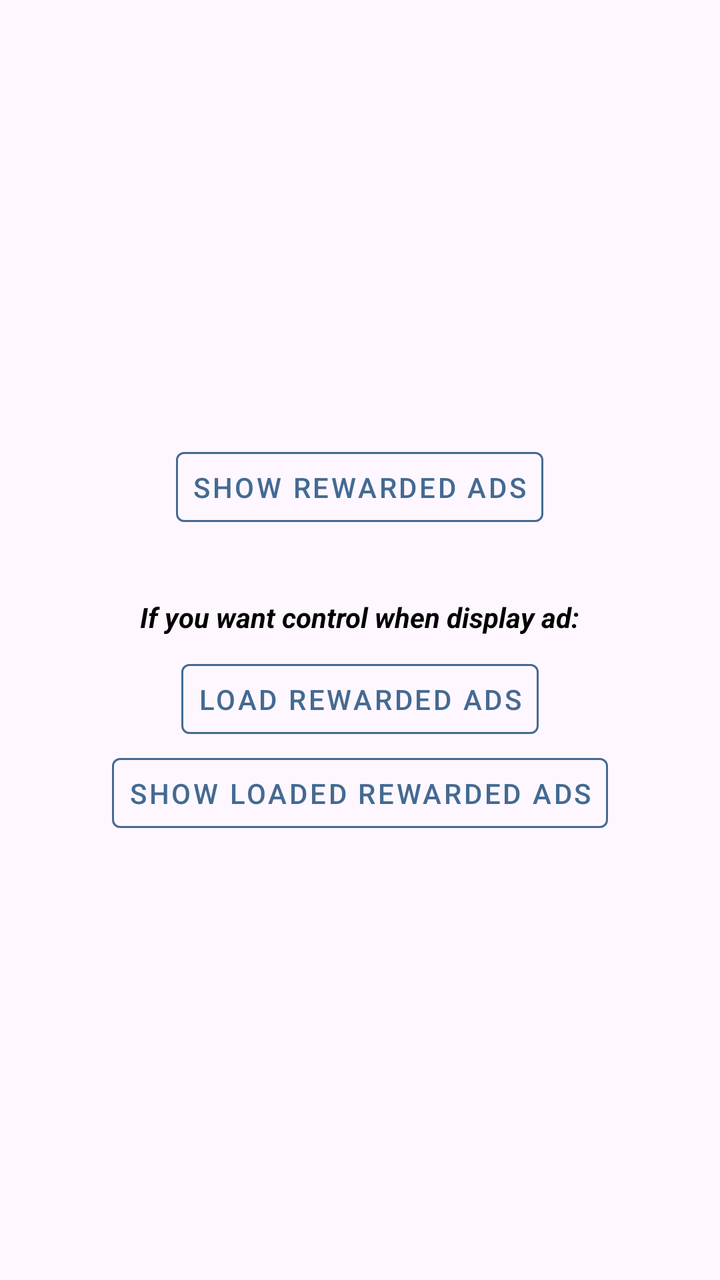
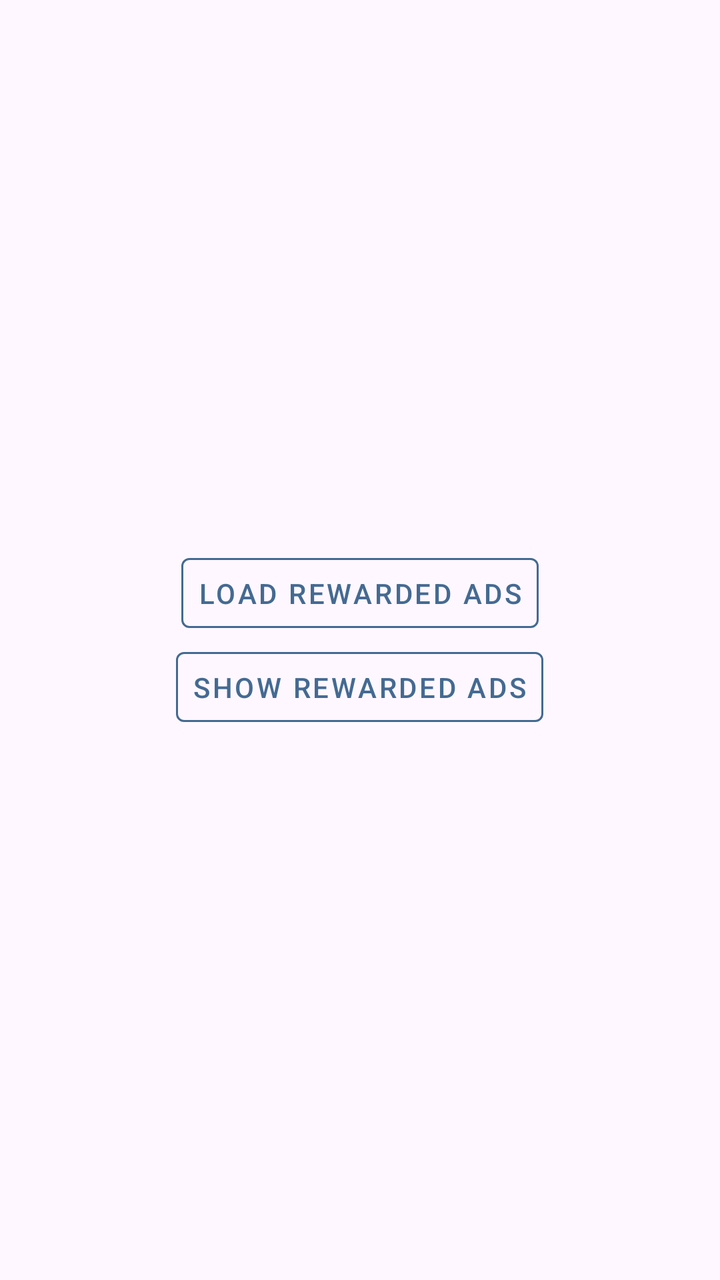

The first picture is an Android layout as it rendered before a commit; the second is the same layout after the commit. The layout source and the unified diff follow.
<!-- AndroidManifest.xml: application theme AppTheme -->
<!-- res/layout/activity_rewarded.xml -->
<?xml version="1.0" encoding="utf-8"?>
<LinearLayout xmlns:android="http://schemas.android.com/apk/res/android"
    xmlns:tools="http://schemas.android.com/tools"
    android:gravity="center"
    android:layout_height="match_parent"
    android:layout_width="match_parent"
    android:orientation="vertical"
    tools:context=".RewardedJavaActivity">

    <Button
        android:id="@+id/bShowRewarded"
        style="@style/AdRequestButton"
        android:layout_height="wrap_content"
        android:layout_width="wrap_content"
        android:text="Show Rewarded Ads"
        tools:ignore="HardcodedText" />

    <TextView
        android:layout_height="wrap_content"
        android:layout_marginBottom="8dp"
        android:layout_marginTop="32dp"
        android:layout_width="wrap_content"
        android:text="If you want control when display ad:"
        android:textStyle="bold|italic"
        tools:ignore="HardcodedText" />

    <Button
        android:id="@+id/bLoadRewarded"
        style="@style/AdRequestButton"
        android:layout_height="wrap_content"
        android:layout_width="wrap_content"
        android:text="Load Rewarded Ads"
        tools:ignore="HardcodedText" />

    <Button
        android:id="@+id/bShowLoadedRewarded"
        style="@style/AdRequestButton"
        android:layout_height="wrap_content"
        android:layout_width="wrap_content"
        android:text="Show Loaded Rewarded Ads"
        tools:ignore="HardcodedText" />

</LinearLayout>
<!-- resources referenced by this layout -->
<resources>
  <style name="AdRequestButton" parent="Widget.MaterialComponents.Button.OutlinedButton">
          <item name="android:padding">8dp</item>
          <item name="android:minHeight">0dp</item>
          <item name="android:minWidth">0dp</item>
          <item name="android:textColor">@color/bid_machine_blue_light</item>
          <item name="strokeColor">@color/bid_machine_blue_light</item>
      </style>
  <style name="AppTheme" parent="Theme.Material3.Light.NoActionBar">
          <item name="colorAccent">@color/color_accent</item>
          <item name="colorPrimary">@color/color_primary</item>
          <item name="colorPrimaryDark">@color/color_primary</item>
          <item name="colorSecondary">@color/color_secondary</item>
          <item name="colorSecondaryContainer">@color/color_secondary_container</item>
          <item name="colorOnSecondaryContainer">@color/color_primary</item>
          <item name="colorOnSurface">@color/color_primary</item>
          <item name="android:textColor">@color/color_text</item>
      </style>
  <color name="bid_machine_blue_light">#446a92</color>
  <color name="color_accent">@color/bid_machine_yellow_dark</color>
  <color name="color_primary">@color/bid_machine_blue</color>
  <color name="color_secondary">@color/bid_machine_gray</color>
  <color name="color_secondary_container">#40223551</color>
  <color name="color_text">#000000</color>
  <color name="bid_machine_yellow_dark">#f08234</color>
  <color name="bid_machine_blue">#223551</color>
  <color name="bid_machine_gray">#717171</color>
</resources>

<!-- the commit's change to res/layout/activity_rewarded.xml (unified diff, before → after) -->
@@ -8,23 +8,6 @@
     tools:context=".RewardedJavaActivity">
 
     <Button
-        android:id="@+id/bShowRewarded"
-        style="@style/AdRequestButton"
-        android:layout_height="wrap_content"
-        android:layout_width="wrap_content"
-        android:text="Show Rewarded Ads"
-        tools:ignore="HardcodedText" />
-
-    <TextView
-        android:layout_height="wrap_content"
-        android:layout_marginBottom="8dp"
-        android:layout_marginTop="32dp"
-        android:layout_width="wrap_content"
-        android:text="If you want control when display ad:"
-        android:textStyle="bold|italic"
-        tools:ignore="HardcodedText" />
-
-    <Button
         android:id="@+id/bLoadRewarded"
         style="@style/AdRequestButton"
         android:layout_height="wrap_content"
@@ -33,11 +16,11 @@
         tools:ignore="HardcodedText" />
 
     <Button
-        android:id="@+id/bShowLoadedRewarded"
+        android:id="@+id/bShowRewarded"
         style="@style/AdRequestButton"
         android:layout_height="wrap_content"
         android:layout_width="wrap_content"
-        android:text="Show Loaded Rewarded Ads"
+        android:text="Show Rewarded Ads"
         tools:ignore="HardcodedText" />
 
 </LinearLayout>
